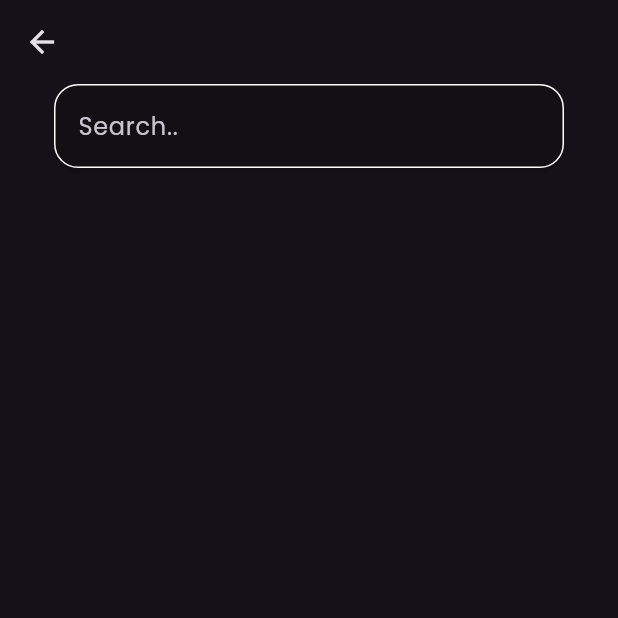
After one commit to Ahraf01096/notes_app, a Flutter app: the screen it shows after launch, after a tap on an icon or button, on a phone screen of 412 x 824 dp, the top half of it. The commit adds this screen. Run offline on Flutter 3.47's test engine with Material 3 defaults, Android fonts, the phone set to English and light mode, and no system bars; our stand-ins replace bloc, flutter_bloc, hive, hive_flutter; accounts and stored records are empty.

Commit message:
create search for notes

```diff
--- a/lib/views/widgets/notes_view_body.dart
+++ b/lib/views/widgets/notes_view_body.dart
@@ -2,6 +2,7 @@ import 'package:flutter/cupertino.dart';
 import 'package:flutter_bloc/flutter_bloc.dart';
 import 'package:notes_app/cubits/notes_cubit/notes_cubit.dart';
 import 'package:notes_app/views/widgets/notes_list_view.dart';
+import 'package:notes_app/views/widgets/search_note_view.dart';
 import 'custom_app_bar.dart';
 
 class NotesViewBody extends StatefulWidget {
@@ -20,7 +21,7 @@ class _NotesViewBodyState extends State<NotesViewBody> {
 
   @override
   Widget build(BuildContext context) {
-    return const Padding(
+    return  Padding(
       padding: EdgeInsets.symmetric(horizontal: 24),
       child: Column(
         children: [
@@ -30,6 +31,9 @@ class _NotesViewBodyState extends State<NotesViewBody> {
           CustomAppBar(
             title: 'Notes',
             icon: CupertinoIcons.search,
+            onPressed: (){
+              Navigator.push(context, PageRouteBuilder(pageBuilder: (context, animation, secondaryAnimation) => SearchNotes(),));
+            },
           ),
           Expanded(child: NotesListView()),
         ],
--- /dev/null
+++ b/lib/views/widgets/search_note_view.dart
@@ -0,0 +1,75 @@
+import 'package:flutter/material.dart';
+import 'package:flutter_bloc/flutter_bloc.dart';
+import 'package:notes_app/views/widgets/custom_app_bar.dart';
+import 'package:notes_app/views/widgets/custom_text_field.dart';
+
+import '../../cubits/notes_cubit/notes_cubit.dart';
+import '../../models/note_model.dart';
+import 'note_item.dart';
+
+class SearchNotes extends StatefulWidget {
+  @override
+  _SearchNotesState createState() => _SearchNotesState();
+}
+
+class _SearchNotesState extends State<SearchNotes> {
+  String _searchText = '';
+
+  Search(BuildContext context) {
+    return BlocBuilder<NotesCubit, NotesState>(
+      builder: (context, state) {
+        List<NoteModel> notes = BlocProvider.of<NotesCubit>(context)
+            .notes!
+            .where((note) =>
+                note.title.toLowerCase().contains(_searchText.toLowerCase()) ||
+                note.subTitle.toLowerCase().contains(_searchText.toLowerCase()))
+            .toList();
+        return ListView.builder(
+          itemCount: notes.length,
+          itemBuilder: (BuildContext context, int index) {
+            NoteModel note = notes[index];
+            return Padding(
+              padding: const EdgeInsets.symmetric(vertical: 8),
+              child: NoteItem(note: note),
+            );
+          },
+        );
+      },
+    );
+  }
+
+  @override
+  Widget build(BuildContext context) {
+    return Scaffold(
+      appBar: AppBar(),
+      body: Container(
+        padding: const EdgeInsets.symmetric(horizontal: 24),
+        child: Column(
+          children: [
+            Container(
+                width: 340,
+                height: 60,
+                decoration: BoxDecoration(
+                  borderRadius: BorderRadius.circular(18),
+                  color: Colors.black12,
+                ),
+                child: CustomTextField(
+                  hint: "Search..",
+                  onChanged: (value) {
+                    setState(() {
+                      _searchText = value;
+                    });
+                  },
+                )),
+            const SizedBox(
+              height: 18,
+            ),
+            Expanded(
+              child: Search(context),
+            ),
+          ],
+        ),
+      ),
+    );
+  }
+}
```
